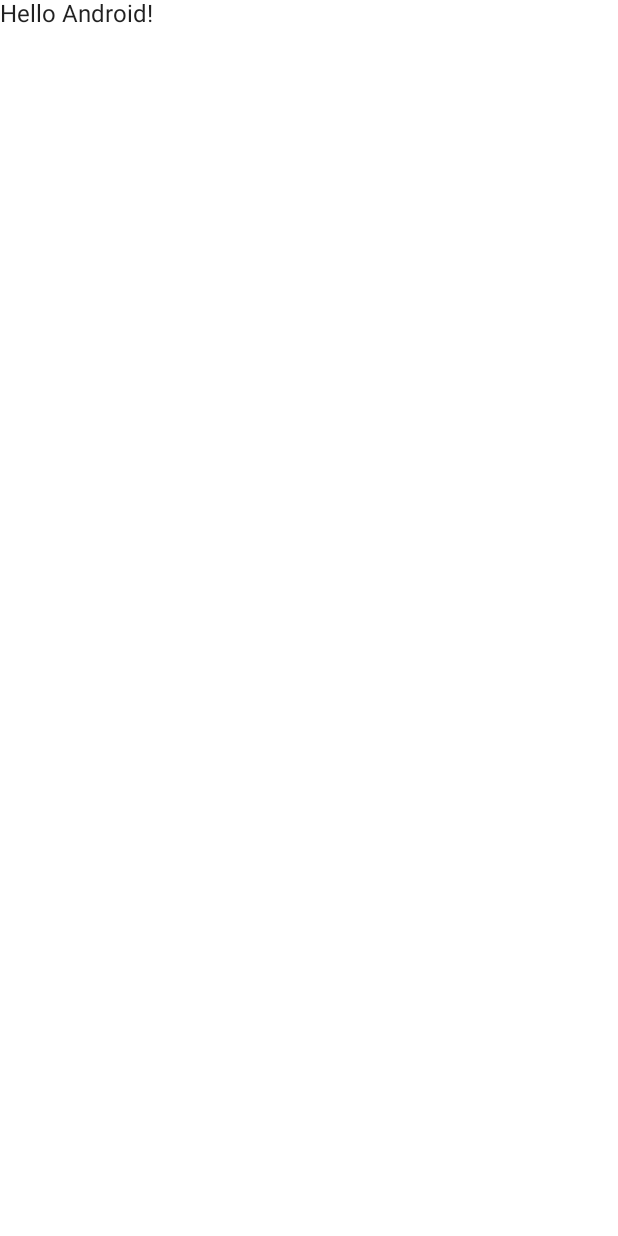
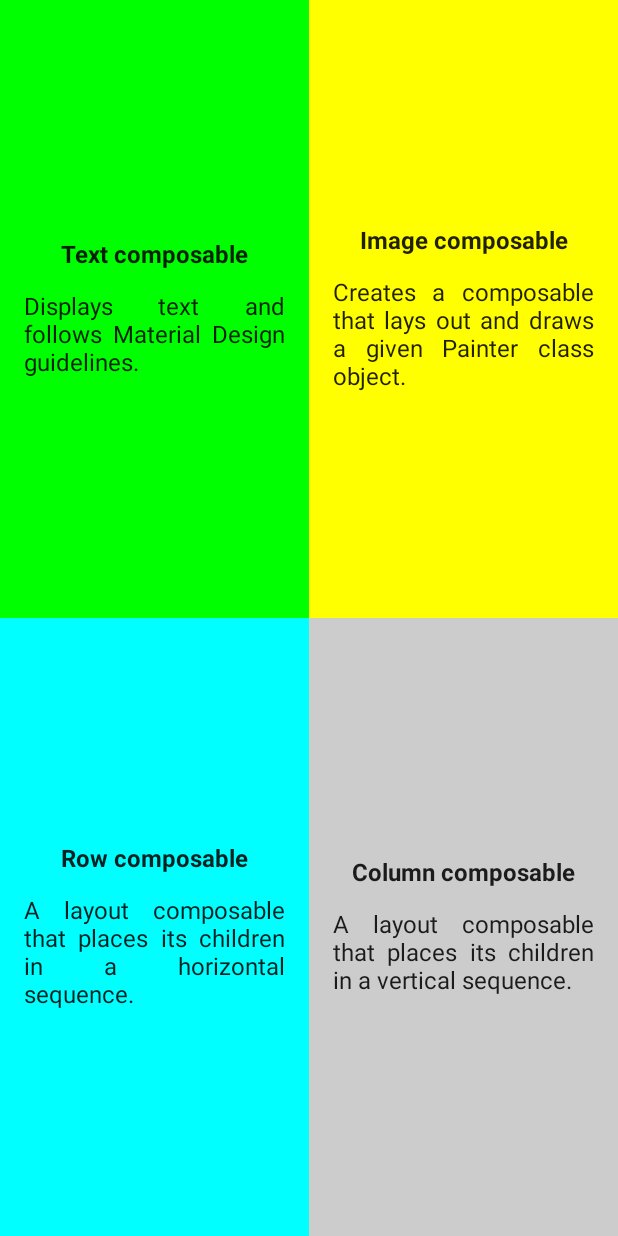
Before and after one commit to benalexb/android-lab, an Android app built with Jetpack Compose: the screen it shows after launch (MainActivity), on a phone screen of 412 x 824 dp. Before the commit the screen is almost empty. Run offline under Robolectric (Android 15) with nearby library versions, the phone set to English and light mode, and no system bars.

Commit message:
Finished ComposeQuadrant lab

```diff
--- a/ComposeQuadrant/app/src/main/java/com/example/composequadrant/MainActivity.kt
+++ b/ComposeQuadrant/app/src/main/java/com/example/composequadrant/MainActivity.kt
@@ -3,13 +3,20 @@ package com.example.composequadrant
 import android.os.Bundle
 import androidx.activity.ComponentActivity
 import androidx.activity.compose.setContent
-import androidx.compose.foundation.layout.fillMaxSize
+import androidx.compose.foundation.background
+import androidx.compose.foundation.layout.*
 import androidx.compose.material.MaterialTheme
 import androidx.compose.material.Surface
 import androidx.compose.material.Text
 import androidx.compose.runtime.Composable
+import androidx.compose.ui.Alignment
 import androidx.compose.ui.Modifier
+import androidx.compose.ui.graphics.Color
+import androidx.compose.ui.res.stringResource
+import androidx.compose.ui.text.font.FontWeight
+import androidx.compose.ui.text.style.TextAlign
 import androidx.compose.ui.tooling.preview.Preview
+import androidx.compose.ui.unit.dp
 import com.example.composequadrant.ui.theme.ComposeQuadrantTheme
 
 class MainActivity : ComponentActivity() {
@@ -18,8 +25,8 @@ class MainActivity : ComponentActivity() {
         setContent {
             ComposeQuadrantTheme {
                 // A surface container using the 'background' color from the theme
-                Surface(modifier = Modifier.fillMaxSize(), color = MaterialTheme.colors.background) {
-                    Greeting("Android")
+                Surface(color = MaterialTheme.colors.background) {
+                    QuadrantLayout()
                 }
             }
         }
@@ -27,14 +34,72 @@ class MainActivity : ComponentActivity() {
 }
 
 @Composable
-fun Greeting(name: String) {
-    Text(text = "Hello $name!")
+fun QuadrantLayout() {
+    Column(Modifier.fillMaxWidth()) {
+        Row(Modifier.weight(1f)) {
+            Quadrant(
+                title = stringResource(R.string.first_title),
+                content = stringResource(R.string.first_description),
+                backgroundColor = Color.Green,
+                modifier = Modifier.weight(1f)
+            )
+            Quadrant(
+                title = stringResource(R.string.second_title),
+                content = stringResource(R.string.second_description),
+                backgroundColor = Color.Yellow,
+                modifier = Modifier.weight(1f)
+            )
+        }
+        Row(Modifier.weight(1f)) {
+            Quadrant(
+                title = stringResource(R.string.third_title),
+                content = stringResource(R.string.third_description),
+                backgroundColor = Color.Cyan,
+                modifier = Modifier.weight(1f)
+            )
+            Quadrant(
+                title = stringResource(R.string.fourth_title),
+                content = stringResource(R.string.fourth_description),
+                backgroundColor = Color.LightGray,
+                modifier = Modifier.weight(1f)
+            )
+        }
+    }
+}
+
+@Composable
+fun Quadrant(
+    title: String,
+    content: String,
+    backgroundColor: Color,
+    modifier: Modifier = Modifier
+) {
+    Column(
+        modifier = modifier
+            .fillMaxSize()
+            .background(backgroundColor)
+            // So it turns out the order in which you call these modifiers is ready important.
+            // If you set padding before background color, the padding is applied outside the quadrant :O
+            .padding(16.dp),
+        verticalArrangement = Arrangement.Center,
+        horizontalAlignment = Alignment.CenterHorizontally
+    ) {
+        Text(
+            text = title,
+            fontWeight = FontWeight.Bold,
+            modifier = Modifier.padding(bottom = 16.dp)
+        )
+        Text(
+            text = content,
+            textAlign = TextAlign.Justify
+        )
+    }
 }
 
 @Preview(showBackground = true)
 @Composable
 fun DefaultPreview() {
     ComposeQuadrantTheme {
-        Greeting("Android")
+        QuadrantLayout()
     }
 }
--- a/ComposeQuadrant/app/src/main/res/values/strings.xml
+++ b/ComposeQuadrant/app/src/main/res/values/strings.xml
@@ -1,3 +1,11 @@
 <resources>
     <string name="app_name">ComposeQuadrant</string>
+    <string name="first_title">Text composable</string>
+    <string name="first_description">Displays text and follows Material Design guidelines.</string>
+    <string name="second_title">Image composable</string>
+    <string name="second_description">Creates a composable that lays out and draws a given Painter class object.</string>
+    <string name="third_title">Row composable</string>
+    <string name="third_description">A layout composable that places its children in a horizontal sequence.</string>
+    <string name="fourth_title">Column composable</string>
+    <string name="fourth_description">A layout composable that places its children in a vertical sequence.</string>
 </resources>
```
